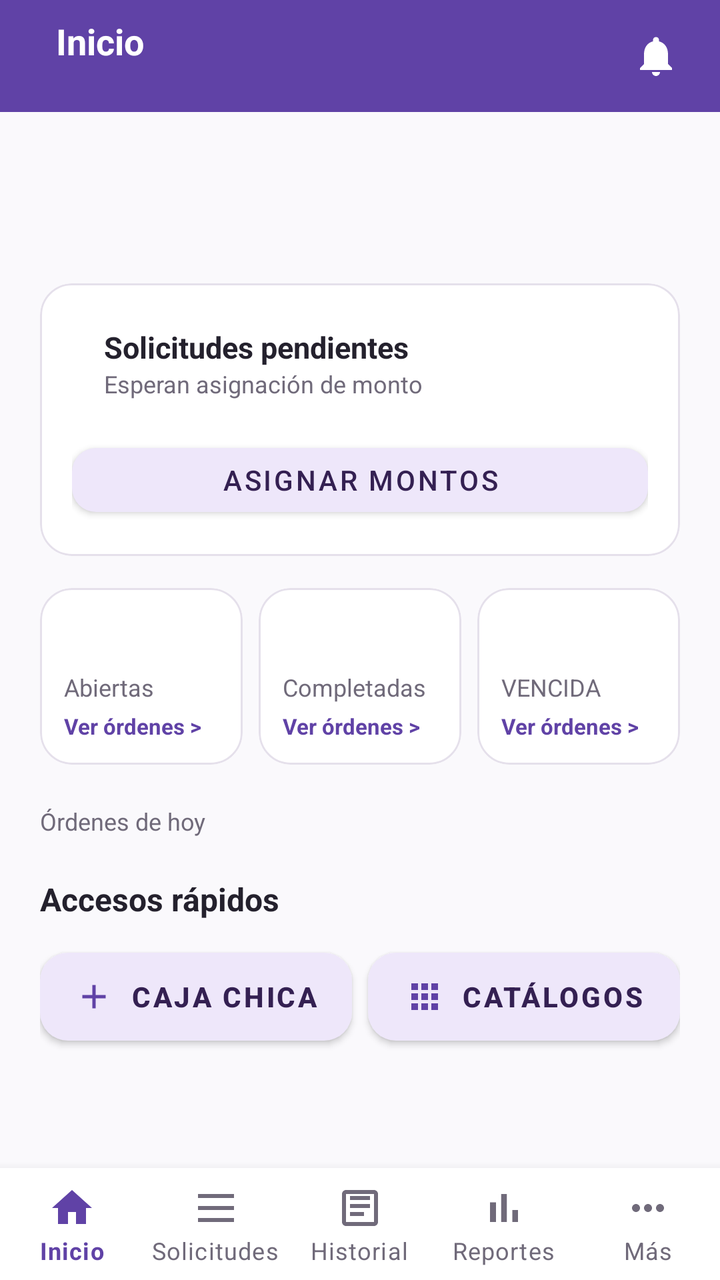
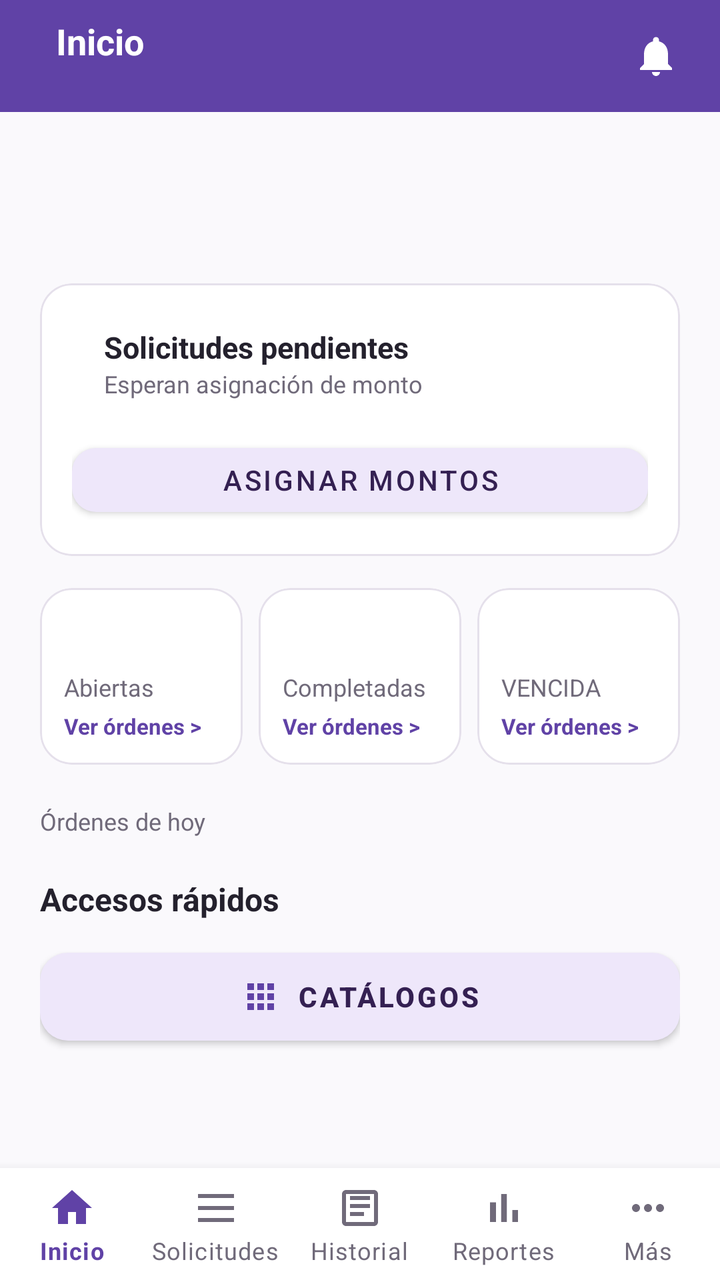

Screens rendered from an Android XML layout before and after an edit, with the pre-edit source and the edit as a unified diff.
<!-- AndroidManifest.xml: application theme Theme.ApiMovil -->
<!-- res/layout/fragment_home_admin.xml -->
<?xml version="1.0" encoding="utf-8"?>
<LinearLayout xmlns:android="http://schemas.android.com/apk/res/android"
    xmlns:app="http://schemas.android.com/apk/res-auto"
    android:layout_width="match_parent"
    android:layout_height="match_parent"
    android:background="@color/fondo"
    android:orientation="vertical">

    <com.google.android.material.appbar.AppBarLayout
        android:layout_width="match_parent"
        android:layout_height="wrap_content"
        app:elevation="0dp">

        <com.google.android.material.appbar.MaterialToolbar
            android:layout_width="match_parent"
            android:layout_height="?attr/actionBarSize"
            android:background="?attr/colorPrimary">

            <LinearLayout
                android:layout_width="match_parent"
                android:layout_height="wrap_content"
                android:gravity="center_vertical"
                android:orientation="horizontal"
                android:paddingHorizontal="12dp">

                <LinearLayout
                    android:layout_width="0dp"
                    android:layout_height="wrap_content"
                    android:layout_weight="1"
                    android:orientation="vertical">

                    <TextView
                        android:layout_width="wrap_content"
                        android:layout_height="wrap_content"
                        android:text="@string/inicio"
                        android:textColor="@color/blanco"
                        android:textSize="18sp"
                        android:textStyle="bold" />

                    <TextView
                        android:id="@+id/textRolBarra"
                        android:layout_width="wrap_content"
                        android:layout_height="wrap_content"
                        android:textColor="@color/marca_claro"
                        android:textSize="11sp"
                        android:textStyle="bold" />
                </LinearLayout>

                <ImageButton
                    android:id="@+id/btnNotificaciones"
                    android:layout_width="40dp"
                    android:layout_height="40dp"
                    android:background="?attr/selectableItemBackgroundBorderless"
                    android:contentDescription="@string/notificaciones"
                    android:src="@drawable/ic_bell"
                    app:tint="@color/blanco" />
            </LinearLayout>

        </com.google.android.material.appbar.MaterialToolbar>
    </com.google.android.material.appbar.AppBarLayout>

    <ScrollView
        android:layout_width="match_parent"
        android:layout_height="0dp"
        android:layout_weight="1">

        <LinearLayout
            android:layout_width="match_parent"
            android:layout_height="wrap_content"
            android:orientation="vertical"
            android:padding="20dp">

            <TextView
                android:id="@+id/textFecha"
                android:layout_width="match_parent"
                android:layout_height="wrap_content"
                android:letterSpacing="0.05"
                android:textColor="@color/texto_secundario"
                android:textSize="12sp"
                android:textStyle="bold" />

            <TextView
                android:id="@+id/textSaludo"
                android:layout_width="match_parent"
                android:layout_height="wrap_content"
                android:layout_marginTop="4dp"
                android:textColor="@color/texto_principal"
                android:textSize="22sp"
                android:textStyle="bold" />

            
            <com.google.android.material.card.MaterialCardView
                android:layout_width="match_parent"
                android:layout_height="wrap_content"
                android:layout_marginTop="16dp"
                app:cardBackgroundColor="@color/blanco"
                app:cardCornerRadius="16dp"
                app:cardElevation="0dp"
                app:contentPadding="16dp"
                app:strokeColor="@color/borde"
                app:strokeWidth="1dp">

                <LinearLayout
                    android:layout_width="match_parent"
                    android:layout_height="wrap_content"
                    android:orientation="vertical">

                    <LinearLayout
                        android:layout_width="match_parent"
                        android:layout_height="wrap_content"
                        android:gravity="center_vertical"
                        android:orientation="horizontal">

                        <TextView
                            android:id="@+id/textConteoPendientes"
                            android:layout_width="wrap_content"
                            android:layout_height="wrap_content"
                            android:textColor="@color/marca"
                            android:textSize="36sp"
                            android:textStyle="bold" />

                        <LinearLayout
                            android:layout_width="0dp"
                            android:layout_height="wrap_content"
                            android:layout_marginStart="16dp"
                            android:layout_weight="1"
                            android:orientation="vertical">

                            <TextView
                                android:layout_width="match_parent"
                                android:layout_height="wrap_content"
                                android:text="@string/solicitudes_pendientes"
                                android:textColor="@color/texto_principal"
                                android:textSize="15sp"
                                android:textStyle="bold" />

                            <TextView
                                android:layout_width="match_parent"
                                android:layout_height="wrap_content"
                                android:text="@string/esperan_asignacion_de_monto"
                                android:textColor="@color/texto_secundario"
                                android:textSize="12sp" />
                        </LinearLayout>
                    </LinearLayout>

                    <com.google.android.material.button.MaterialButton
                        android:id="@+id/btnAsignarMontos"
                        android:layout_width="match_parent"
                        android:layout_height="44dp"
                        android:layout_marginTop="12dp"
                        android:text="@string/asignar_montos"
                        android:textColor="@color/marca_oscuro"
                        app:backgroundTint="@color/marca_claro"
                        app:cornerRadius="12dp" />
                </LinearLayout>
            </com.google.android.material.card.MaterialCardView>

            
            <LinearLayout
                android:layout_width="match_parent"
                android:layout_height="wrap_content"
                android:layout_marginTop="16dp"
                android:orientation="horizontal">

                <com.google.android.material.card.MaterialCardView
                    android:id="@+id/cardAbiertas"
                    android:layout_width="0dp"
                    android:layout_height="wrap_content"
                    android:layout_marginEnd="4dp"
                    android:layout_weight="1"
                    android:clickable="true"
                    android:focusable="true"
                    android:foreground="?attr/selectableItemBackground"
                    app:cardBackgroundColor="@color/blanco"
                    app:cardCornerRadius="16dp"
                    app:cardElevation="0dp"
                    app:contentPadding="12dp"
                    app:strokeColor="@color/borde"
                    app:strokeWidth="1dp">

                    <LinearLayout
                        android:layout_width="match_parent"
                        android:layout_height="wrap_content"
                        android:orientation="vertical">

                        <TextView
                            android:id="@+id/textAbiertas"
                            android:layout_width="match_parent"
                            android:layout_height="wrap_content"
                            android:textColor="@color/estado_abierta"
                            android:textSize="22sp"
                            android:textStyle="bold" />

                        <TextView
                            android:layout_width="match_parent"
                            android:layout_height="wrap_content"
                            android:text="@string/abierta_badge"
                            android:textColor="@color/texto_secundario"
                            android:textSize="12sp" />

                        <TextView
                            android:layout_width="match_parent"
                            android:layout_height="wrap_content"
                            android:layout_marginTop="4dp"
                            android:text="@string/ver_ordenes_flecha"
                            android:textColor="@color/marca"
                            android:textSize="11sp"
                            android:textStyle="bold" />
                    </LinearLayout>
                </com.google.android.material.card.MaterialCardView>

                <com.google.android.material.card.MaterialCardView
                    android:id="@+id/cardCompletadas"
                    android:layout_width="0dp"
                    android:layout_height="wrap_content"
                    android:layout_marginHorizontal="4dp"
                    android:layout_weight="1"
                    android:clickable="true"
                    android:focusable="true"
                    android:foreground="?attr/selectableItemBackground"
                    app:cardBackgroundColor="@color/blanco"
                    app:cardCornerRadius="16dp"
                    app:cardElevation="0dp"
                    app:contentPadding="12dp"
                    app:strokeColor="@color/borde"
                    app:strokeWidth="1dp">

                    <LinearLayout
                        android:layout_width="match_parent"
                        android:layout_height="wrap_content"
                        android:orientation="vertical">

                        <TextView
                            android:id="@+id/textCompletadas"
                            android:layout_width="match_parent"
                            android:layout_height="wrap_content"
                            android:textColor="@color/estado_completada"
                            android:textSize="22sp"
                            android:textStyle="bold" />

                        <TextView
                            android:layout_width="match_parent"
                            android:layout_height="wrap_content"
                            android:text="@string/completada_badge"
                            android:textColor="@color/texto_secundario"
                            android:textSize="12sp" />

                        <TextView
                            android:layout_width="match_parent"
                            android:layout_height="wrap_content"
                            android:layout_marginTop="4dp"
                            android:text="@string/ver_ordenes_flecha"
                            android:textColor="@color/marca"
                            android:textSize="11sp"
                            android:textStyle="bold" />
                    </LinearLayout>
                </com.google.android.material.card.MaterialCardView>

                <com.google.android.material.card.MaterialCardView
                    android:id="@+id/cardVencidas"
                    android:layout_width="0dp"
                    android:layout_height="wrap_content"
                    android:layout_marginStart="4dp"
                    android:layout_weight="1"
                    android:clickable="true"
                    android:focusable="true"
                    android:foreground="?attr/selectableItemBackground"
                    app:cardBackgroundColor="@color/blanco"
                    app:cardCornerRadius="16dp"
                    app:cardElevation="0dp"
                    app:contentPadding="12dp"
                    app:strokeColor="@color/borde"
                    app:strokeWidth="1dp">

                    <LinearLayout
                        android:layout_width="match_parent"
                        android:layout_height="wrap_content"
                        android:orientation="vertical">

                        <TextView
                            android:id="@+id/textVencidas"
                            android:layout_width="match_parent"
                            android:layout_height="wrap_content"
                            android:textColor="@color/estado_vencida"
                            android:textSize="22sp"
                            android:textStyle="bold" />

                        <TextView
                            android:layout_width="match_parent"
                            android:layout_height="wrap_content"
                            android:text="@string/vencida_badge"
                            android:textColor="@color/texto_secundario"
                            android:textSize="12sp" />

                        <TextView
                            android:layout_width="match_parent"
                            android:layout_height="wrap_content"
                            android:layout_marginTop="4dp"
                            android:text="@string/ver_ordenes_flecha"
                            android:textColor="@color/marca"
                            android:textSize="11sp"
                            android:textStyle="bold" />
                    </LinearLayout>
                </com.google.android.material.card.MaterialCardView>
            </LinearLayout>

            
            <com.google.android.material.card.MaterialCardView
                android:id="@+id/cardPreciosCombustible"
                android:layout_width="match_parent"
                android:layout_height="wrap_content"
                android:layout_marginTop="16dp"
                android:clickable="true"
                android:focusable="true"
                android:foreground="?attr/selectableItemBackground"
                app:cardBackgroundColor="@color/blanco"
                app:cardCornerRadius="16dp"
                app:cardElevation="0dp"
                app:contentPadding="16dp"
                app:strokeColor="@color/borde"
                app:strokeWidth="1dp"
                android:visibility="gone">

                <LinearLayout
                    android:layout_width="match_parent"
                    android:layout_height="wrap_content"
                    android:orientation="vertical">

                    <LinearLayout
                        android:layout_width="match_parent"
                        android:layout_height="wrap_content"
                        android:gravity="center_vertical"
                        android:orientation="horizontal">

                        <TextView
                            android:layout_width="0dp"
                            android:layout_height="wrap_content"
                            android:layout_weight="1"
                            android:text="@string/precios_combustible"
                            android:textColor="@color/texto_principal"
                            android:textSize="15sp"
                            android:textStyle="bold" />

                        <TextView
                            android:id="@+id/textPreciosSemana"
                            android:layout_width="wrap_content"
                            android:layout_height="wrap_content"
                            android:textColor="@color/texto_secundario"
                            android:textSize="11sp" />
                    </LinearLayout>

                    <ProgressBar
                        android:id="@+id/progressPrecios"
                        android:layout_width="28dp"
                        android:layout_height="28dp"
                        android:layout_gravity="center"
                        android:layout_marginTop="12dp"
                        android:visibility="gone" />

                    
                    <LinearLayout
                        android:id="@+id/layoutColumnasPrecios"
                        android:layout_width="match_parent"
                        android:layout_height="wrap_content"
                        android:layout_marginTop="12dp"
                        android:orientation="horizontal">

                        
                        <LinearLayout
                            android:layout_width="0dp"
                            android:layout_height="wrap_content"
                            android:layout_weight="1"
                            android:gravity="center"
                            android:orientation="vertical">
                            <TextView
                                android:layout_width="wrap_content"
                                android:layout_height="wrap_content"
                                android:text="@string/regular"
                                android:textColor="@color/texto_secundario"
                                android:textSize="12sp" />
                            <TextView
                                android:id="@+id/textPrecioRegular"
                                android:layout_width="match_parent"
                                android:layout_height="wrap_content"
                                android:layout_marginTop="2dp"
                                android:gravity="center"
                                android:textColor="@color/texto_principal"
                                android:textSize="16sp"
                                android:textStyle="bold" />
                            <TextView
                                android:id="@+id/textVariacionRegular"
                                android:layout_width="match_parent"
                                android:layout_height="wrap_content"
                                android:layout_marginTop="2dp"
                                android:gravity="center"
                                android:textSize="11sp"
                                android:textStyle="bold" />
                        </LinearLayout>

                        
                        <LinearLayout
                            android:layout_width="0dp"
                            android:layout_height="wrap_content"
                            android:layout_weight="1"
                            android:gravity="center"
                            android:orientation="vertical">
                            <TextView
                                android:layout_width="wrap_content"
                                android:layout_height="wrap_content"
                                android:text="@string/super_combustible"
                                android:textColor="@color/texto_secundario"
                                android:textSize="12sp" />
                            <TextView
                                android:id="@+id/textPrecioSuper"
                                android:layout_width="match_parent"
                                android:layout_height="wrap_content"
                                android:layout_marginTop="2dp"
                                android:gravity="center"
                                android:textColor="@color/texto_principal"
                                android:textSize="16sp"
                                android:textStyle="bold" />
                            <TextView
                                android:id="@+id/textVariacionSuper"
                                android:layout_width="match_parent"
                                android:layout_height="wrap_content"
                                android:layout_marginTop="2dp"
                                android:gravity="center"
                                android:textSize="11sp"
                                android:textStyle="bold" />
                        </LinearLayout>

                        
                        <LinearLayout
                            android:layout_width="0dp"
                            android:layout_height="wrap_content"
                            android:layout_weight="1"
                            android:gravity="center"
                            android:orientation="vertical">
                            <TextView
                                android:layout_width="wrap_content"
                                android:layout_height="wrap_content"
                                android:text="@string/diesel_combustible"
                                android:textColor="@color/texto_secundario"
                                android:textSize="12sp" />
                            <TextView
                                android:id="@+id/textPrecioDiesel"
                                android:layout_width="match_parent"
                                android:layout_height="wrap_content"
                                android:layout_marginTop="2dp"
                                android:gravity="center"
                                android:textColor="@color/texto_principal"
                                android:textSize="16sp"
                                android:textStyle="bold" />
                            <TextView
                                android:id="@+id/textVariacionDiesel"
                                android:layout_width="match_parent"
                                android:layout_height="wrap_content"
                                android:layout_marginTop="2dp"
                                android:gravity="center"
                                android:textSize="11sp"
                                android:textStyle="bold" />
                        </LinearLayout>

                    </LinearLayout>
                </LinearLayout>
            </com.google.android.material.card.MaterialCardView>

            <TextView
                android:layout_width="match_parent"
                android:layout_height="wrap_content"
                android:layout_marginTop="20dp"
                android:text="@string/ordenes_del_dia_vigencia"
                android:textColor="@color/texto_secundario"
                android:textSize="12sp" />

            
            <LinearLayout
                android:id="@+id/contenedorProximaAVencer"
                android:layout_width="match_parent"
                android:layout_height="wrap_content"
                android:layout_marginTop="8dp"
                android:background="@drawable/bg_tarjeta_advertencia"
                android:orientation="vertical"
                android:padding="16dp"
                android:visibility="gone">

                <LinearLayout
                    android:layout_width="match_parent"
                    android:layout_height="wrap_content"
                    android:gravity="center_vertical"
                    android:orientation="horizontal">

                    <TextView
                        android:id="@+id/textOrdenProxima"
                        android:layout_width="0dp"
                        android:layout_height="wrap_content"
                        android:layout_weight="1"
                        android:textColor="@color/texto_principal"
                        android:textSize="15sp"
                        android:textStyle="bold" />

                    <TextView
                        android:layout_width="wrap_content"
                        android:layout_height="wrap_content"
                        android:background="@drawable/bg_badge_abierta"
                        android:paddingHorizontal="10dp"
                        android:paddingVertical="4dp"
                        android:text="@string/abierta_badge"
                        android:textColor="@color/estado_abierta"
                        android:textSize="11sp"
                        android:textStyle="bold" />
                </LinearLayout>

                <TextView
                    android:id="@+id/textGasolineraYVence"
                    android:layout_width="match_parent"
                    android:layout_height="wrap_content"
                    android:layout_marginTop="8dp"
                    android:textColor="@color/advertencia_texto_secundario"
                    android:textSize="13sp" />

                <LinearLayout
                    android:layout_width="match_parent"
                    android:layout_height="wrap_content"
                    android:layout_marginTop="12dp"
                    android:gravity="center_vertical"
                    android:orientation="horizontal">

                    <TextView
                        android:id="@+id/textMinutosRestantes"
                        android:layout_width="0dp"
                        android:layout_height="wrap_content"
                        android:layout_weight="1"
                        android:textColor="@color/advertencia_texto"
                        android:textSize="14sp"
                        android:textStyle="bold" />

                    <TextView
                        android:id="@+id/btnVerOrden"
                        android:layout_width="wrap_content"
                        android:layout_height="wrap_content"
                        android:background="?attr/selectableItemBackground"
                        android:clickable="true"
                        android:focusable="true"
                        android:padding="4dp"
                        android:text="@string/ver_orden"
                        android:textColor="@color/marca"
                        android:textSize="14sp"
                        android:textStyle="bold" />
                </LinearLayout>
            </LinearLayout>

            <TextView
                android:layout_width="match_parent"
                android:layout_height="wrap_content"
                android:layout_marginTop="20dp"
                android:text="@string/accesos_rapidos"
                android:textColor="@color/texto_principal"
                android:textSize="16sp"
                android:textStyle="bold" />

            <LinearLayout
                android:layout_width="match_parent"
                android:layout_height="wrap_content"
                android:layout_marginTop="10dp"
                android:layout_marginBottom="8dp"
                android:orientation="horizontal">

                <com.google.android.material.button.MaterialButton
                    android:id="@+id/btnCajaChicaRapido"
                    style="@style/Widget.App.Button.Tonal"
                    android:layout_width="0dp"
                    android:layout_height="56dp"
                    android:layout_marginEnd="4dp"
                    android:layout_weight="1"
                    android:text="@string/caja_chica"
                    app:icon="@drawable/ic_add"
                    app:iconGravity="textStart"
                    app:iconPadding="8dp"
                    app:iconSize="20dp" />

                <com.google.android.material.button.MaterialButton
                    android:id="@+id/btnCatalogosRapido"
                    style="@style/Widget.App.Button.Tonal"
                    android:layout_width="0dp"
                    android:layout_height="56dp"
                    android:layout_marginStart="4dp"
                    android:layout_weight="1"
                    android:text="@string/catalogos"
                    app:icon="@drawable/ic_nav_catalogos"
                    app:iconGravity="textStart"
                    app:iconPadding="8dp"
                    app:iconSize="20dp" />
            </LinearLayout>

        </LinearLayout>
    </ScrollView>

    <include
        android:id="@+id/incluirNavInferior"
        layout="@layout/widget_bottom_nav_admin" />

</LinearLayout>
<!-- res/layout/widget_bottom_nav_admin.xml (included above) -->
<?xml version="1.0" encoding="utf-8"?>
<com.google.android.material.bottomnavigation.BottomNavigationView
    xmlns:android="http://schemas.android.com/apk/res/android"
    xmlns:app="http://schemas.android.com/apk/res-auto"
    android:id="@+id/bottomNavAdmin"
    android:layout_width="match_parent"
    android:layout_height="wrap_content"
    android:background="@color/blanco"
    app:labelVisibilityMode="labeled"
    app:itemIconTint="@color/selector_nav_item"
    app:itemTextColor="@color/selector_nav_item"
    app:menu="@menu/bottom_nav_admin" />
<!-- resources referenced by this layout -->
<resources>
  <color name="advertencia_texto">#684A00</color>
  <color name="advertencia_texto_secundario">#795300</color>
  <color name="blanco">#FFFFFF</color>
  <color name="borde">#E5E0EB</color>
  <color name="estado_abierta">#4A90D9</color>
  <color name="estado_completada">#2E7D32</color>
  <color name="estado_vencida">#C62828</color>
  <color name="fondo">#FAF9FC</color>
  <color name="marca">#6042A6</color>
  <color name="marca_claro">#EEE7FA</color>
  <color name="marca_oscuro">#342052</color>
  <color name="texto_principal">#24212D</color>
  <color name="texto_secundario">#706A7A</color>
  <!-- drawable bg_badge_abierta (drawable) -->
  <?xml version="1.0" encoding="utf-8"?>
  <shape xmlns:android="http://schemas.android.com/apk/res/android" android:shape="rectangle">
      <solid android:color="@color/estado_abierta_fondo" />
      <corners android:radius="13dp" />
  </shape>
  <!-- drawable bg_tarjeta_advertencia (drawable) -->
  <?xml version="1.0" encoding="utf-8"?>
  <shape xmlns:android="http://schemas.android.com/apk/res/android"
      android:shape="rectangle">
      <solid android:color="@color/advertencia_fondo" />
      <corners android:radius="16dp" />
  </shape>
  <!-- drawable ic_add (drawable) -->
  <vector xmlns:android="http://schemas.android.com/apk/res/android"
      android:width="24dp"
      android:height="24dp"
      android:viewportWidth="24"
      android:viewportHeight="24">
      <path
          android:fillColor="@android:color/white"
          android:pathData="M19,13h-6v6h-2v-6H5v-2h6V5h2v6h6v2z" />
  </vector>
  <!-- drawable ic_nav_catalogos (drawable) -->
  <?xml version="1.0" encoding="utf-8"?>
  <vector xmlns:android="http://schemas.android.com/apk/res/android"
      android:width="24dp" android:height="24dp"
      android:viewportWidth="24" android:viewportHeight="24">
      <path android:fillColor="#FF000000"
          android:pathData="M4,8h4L8,4L4,4v4zM10,20h4v-4h-4v4zM4,20h4v-4L4,16v4zM4,14h4v-4L4,10v4zM10,14h4v-4h-4v4zM16,4v4h4L20,4h-4zM10,8h4L14,4h-4v4zM16,14h4v-4h-4v4zM16,20h4v-4h-4v4z" />
  </vector>
  <string name="abierta_badge">Abiertas</string>
  <string name="accesos_rapidos">Accesos rápidos</string>
  <string name="asignar_montos">Asignar montos</string>
  <string name="caja_chica">Caja chica</string>
  <string name="catalogos">Catálogos</string>
  <string name="completada_badge">Completadas</string>
  <string name="diesel_combustible">Diésel</string>
  <string name="esperan_asignacion_de_monto">Esperan asignación de monto</string>
  <string name="inicio">Inicio</string>
  <string name="notificaciones">Avisos</string>
  <string name="ordenes_del_dia_vigencia">Órdenes de hoy</string>
  <string name="precios_combustible">Precios del combustible</string>
  <string name="regular">Regular</string>
  <string name="solicitudes_pendientes">Solicitudes pendientes</string>
  <string name="super_combustible">Súper</string>
  <string name="vencida_badge">VENCIDA</string>
  <string name="ver_orden">Ver orden</string>
  <string name="ver_ordenes_flecha">Ver órdenes &gt;</string>
  <style name="Widget.App.Button.Tonal" parent="Widget.MaterialComponents.Button">
          <item name="backgroundTint">@color/marca_claro</item>
          <item name="android:textColor">@color/marca_oscuro</item>
          <item name="android:textSize">14sp</item>
          <item name="android:textStyle">bold</item>
          <item name="cornerRadius">14dp</item>
          <item name="iconTint">@color/marca</item>
          <item name="rippleColor">@color/marca</item>
          <item name="elevation">0dp</item>
      </style>
  <color name="estado_abierta_fondo">#E3EEFB</color>
  <color name="advertencia_fondo">#FFF0CE</color>
  <!-- unchanged entries left out for length: 2 -->
</resources>

<!-- the commit's change to res/layout/fragment_home_admin.xml (unified diff, before → after) -->
@@ -567,24 +567,10 @@
                 android:orientation="horizontal">
 
                 <com.google.android.material.button.MaterialButton
-                    android:id="@+id/btnCajaChicaRapido"
-                    style="@style/Widget.App.Button.Tonal"
-                    android:layout_width="0dp"
-                    android:layout_height="56dp"
-                    android:layout_marginEnd="4dp"
-                    android:layout_weight="1"
-                    android:text="@string/caja_chica"
-                    app:icon="@drawable/ic_add"
-                    app:iconGravity="textStart"
-                    app:iconPadding="8dp"
-                    app:iconSize="20dp" />
-
-                <com.google.android.material.button.MaterialButton
                     android:id="@+id/btnCatalogosRapido"
                     style="@style/Widget.App.Button.Tonal"
                     android:layout_width="0dp"
                     android:layout_height="56dp"
-                    android:layout_marginStart="4dp"
                     android:layout_weight="1"
                     android:text="@string/catalogos"
                     app:icon="@drawable/ic_nav_catalogos"
<!-- resource entries referenced after the edit -->
@@ -26,16 +26,6 @@
       <solid android:color="@color/advertencia_fondo" />
       <corners android:radius="16dp" />
   </shape>
-  <!-- drawable ic_add (drawable) -->
-  <vector xmlns:android="http://schemas.android.com/apk/res/android"
-      android:width="24dp"
-      android:height="24dp"
-      android:viewportWidth="24"
-      android:viewportHeight="24">
-      <path
-          android:fillColor="@android:color/white"
-          android:pathData="M19,13h-6v6h-2v-6H5v-2h6V5h2v6h6v2z" />
-  </vector>
   <!-- drawable ic_nav_catalogos (drawable) -->
   <?xml version="1.0" encoding="utf-8"?>
   <vector xmlns:android="http://schemas.android.com/apk/res/android"
@@ -47,7 +37,6 @@
   <string name="abierta_badge">Abiertas</string>
   <string name="accesos_rapidos">Accesos rápidos</string>
   <string name="asignar_montos">Asignar montos</string>
-  <string name="caja_chica">Caja chica</string>
   <string name="catalogos">Catálogos</string>
   <string name="completada_badge">Completadas</string>
   <string name="diesel_combustible">Diésel</string>
